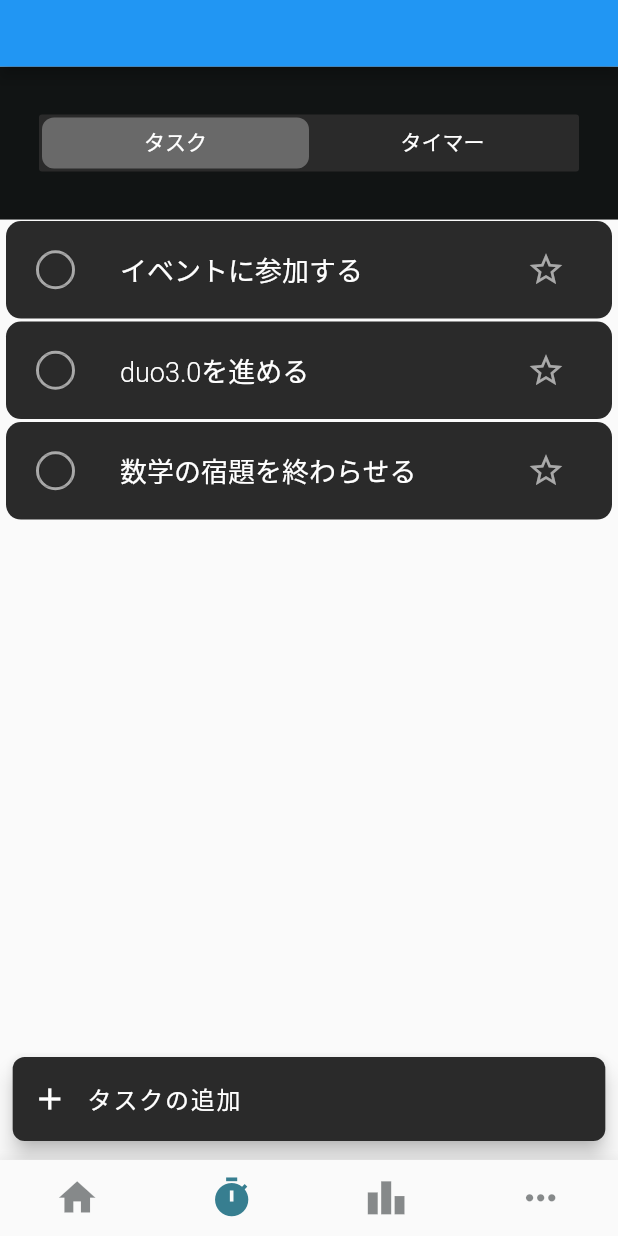
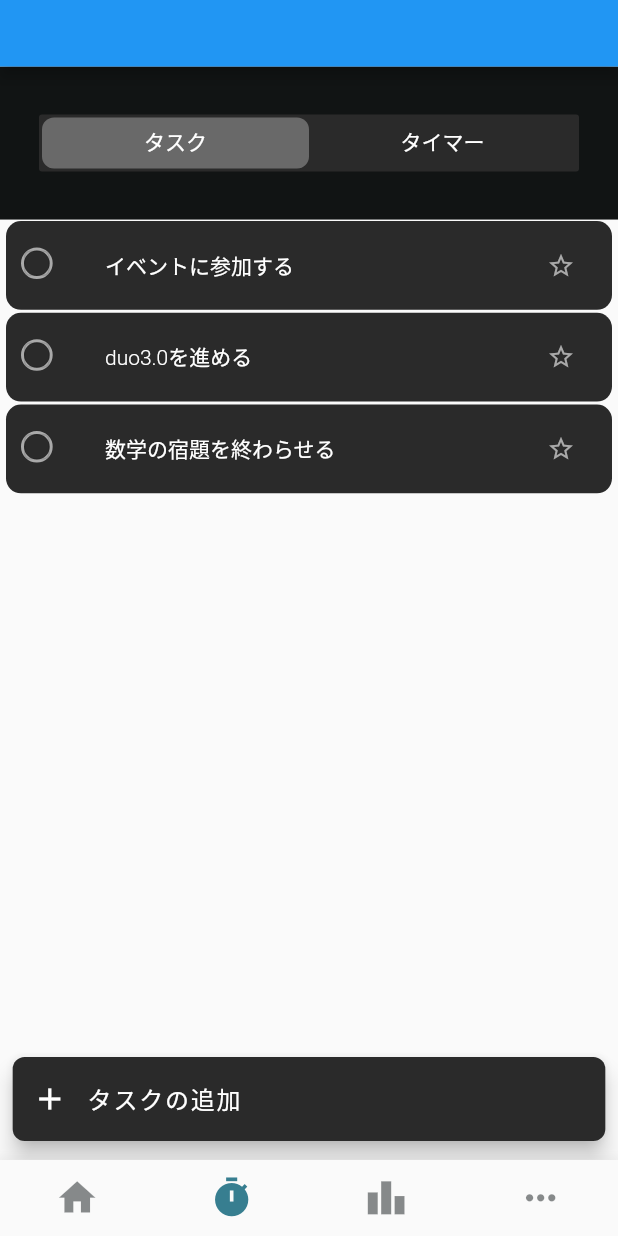
Before and after one commit to Issei-Hiramatsu/sakura-simulation, a Flutter app: the screen it shows after launch, item 2 of the bottom bar chosen, on a phone screen of 412 x 824 dp. Run offline on Flutter 3.47's test engine with Material 2 defaults, Android fonts, the phone set to English and light mode, and no system bars; our stand-ins replace flutter_hooks, flutter_screenutil, freezed_annotation, hooks_riverpod.

Commit message:
update: change size of bottom_navigation and todo

```diff
--- a/mobile/lib/component/local/todo_and_timer_app/todo/todo_card/todo_card.dart
+++ b/mobile/lib/component/local/todo_and_timer_app/todo/todo_card/todo_card.dart
@@ -1,4 +1,5 @@
 import 'package:flutter/material.dart';
+import 'package:flutter_screenutil/flutter_screenutil.dart';
 import 'package:sakura_simulation/component/shared/token/text_style/text_style.dart';
 
 import '../../../../shared/token/color/color.dart';
@@ -13,29 +14,29 @@ class TodoCard extends StatelessWidget {
   @override
   Widget build(BuildContext context) {
     return Container(
-      height: 65,
+      height: 56.sp,
       decoration: BoxDecoration(
         color: backgroundLightBlack,
         borderRadius: BorderRadius.circular(10),
       ),
       child: Center(
         child: ListTile(
-          contentPadding: const EdgeInsets.symmetric(horizontal: 20),
+          contentPadding: EdgeInsets.symmetric(horizontal: 10),
           leading: TodoRadioButton(isSelected: false),
           //TODO: お気に入りボタン
+
           trailing: IconButton(
+            padding: EdgeInsets.all(0),
             onPressed: () {},
             icon: Icon(
               Icons.star_outline,
               color: gray,
-              size: 26,
+              size: 18.sp,
             ),
           ),
           title: Text(
             text,
-            style: isSelected
-                ? title3Regular(white)
-                : title3RegularLineThrough(gray),
+            style: isSelected ? labelLarge(white) : labelLargeLineThrough(gray),
           ),
         ),
       ),
--- a/mobile/lib/component/local/todo_and_timer_app/todo/todo_radio_button/todo_radio_button.dart
+++ b/mobile/lib/component/local/todo_and_timer_app/todo/todo_radio_button/todo_radio_button.dart
@@ -1,4 +1,5 @@
 import 'package:flutter/material.dart';
+import 'package:flutter_screenutil/flutter_screenutil.dart';
 
 import '../../../../shared/single/custom_radio_button/custom_radio_button.dart';
 import '../../../../shared/token/color/color.dart';
@@ -11,7 +12,7 @@ class TodoRadioButton extends StatelessWidget {
   @override
   Widget build(BuildContext context) {
     return CustomRadioButton(
-      size: 26,
+      size: 20.sp,
       isSelected: isSelected,
       borderColor: gray,
       selectedFillColor: gray,
--- a/mobile/lib/component/shared/token/text_style/text_style.dart
+++ b/mobile/lib/component/shared/token/text_style/text_style.dart
@@ -88,19 +88,19 @@ TextStyle headLineRegular(Color color) => TextStyle(
       fontSize: 15,
     );
 
-TextStyle labelLarge(FontWeight weight, Color color) => TextStyle(
+TextStyle labelLarge(Color color) => TextStyle(
       color: color,
-      fontWeight: weight,
+      fontWeight: FontWeight.w300,
       fontSize: 14,
     );
-TextStyle labelMedium(FontWeight weight, Color color) => TextStyle(
+TextStyle labelMedium(Color color) => TextStyle(
       color: color,
-      fontWeight: weight,
+      fontWeight: FontWeight.w300,
       fontSize: 12,
     );
-TextStyle labelSmall(FontWeight weight, Color color) => TextStyle(
+TextStyle labelSmall(Color color) => TextStyle(
       color: color,
-      fontWeight: weight,
+      fontWeight: FontWeight.w300,
       fontSize: 10,
     );
 
@@ -167,6 +167,25 @@ TextStyle caption2Regular(Color color) => TextStyle(
     );
 
 //取り消し線つき
+TextStyle labelLargeLineThrough(Color color) => TextStyle(
+      color: color,
+      fontWeight: FontWeight.w300,
+      fontSize: 14,
+      decoration: TextDecoration.lineThrough,
+    );
+TextStyle labelMediumLineThrough(Color color) => TextStyle(
+      color: color,
+      fontWeight: FontWeight.w300,
+      fontSize: 12,
+      decoration: TextDecoration.lineThrough,
+    );
+TextStyle labelSmallLineThrough(Color color) => TextStyle(
+      color: color,
+      fontWeight: FontWeight.w300,
+      fontSize: 10,
+      decoration: TextDecoration.lineThrough,
+    );
+
 TextStyle title1RegularLineThrough(Color color) => TextStyle(
       color: color,
       fontWeight: FontWeight.w300,
@@ -187,6 +206,7 @@ TextStyle title3RegularLineThrough(Color color) => TextStyle(
       fontSize: 18,
       decoration: TextDecoration.lineThrough,
     );
+
 TextStyle titleMediumLineThrough(FontWeight weight, Color color) => TextStyle(
       color: color,
       fontWeight: weight,
--- a/mobile/lib/page/sakura_simulation_app.dart
+++ b/mobile/lib/page/sakura_simulation_app.dart
@@ -17,11 +17,13 @@ class SakuraSimulationApp extends HookWidget {
       Container(),
     ];
     final selectedIndex = useState(0);
-    return Scaffold(
-      body: pageList[selectedIndex.value],
-      bottomNavigationBar: BottomNavigation(
-        currentIndex: selectedIndex.value,
-        onTap: (index) => selectedIndex.value = index,
+    return SafeArea(
+      child: Scaffold(
+        body: pageList[selectedIndex.value],
+        bottomNavigationBar: BottomNavigation(
+          currentIndex: selectedIndex.value,
+          onTap: (index) => selectedIndex.value = index,
+        ),
       ),
     );
   }
```
